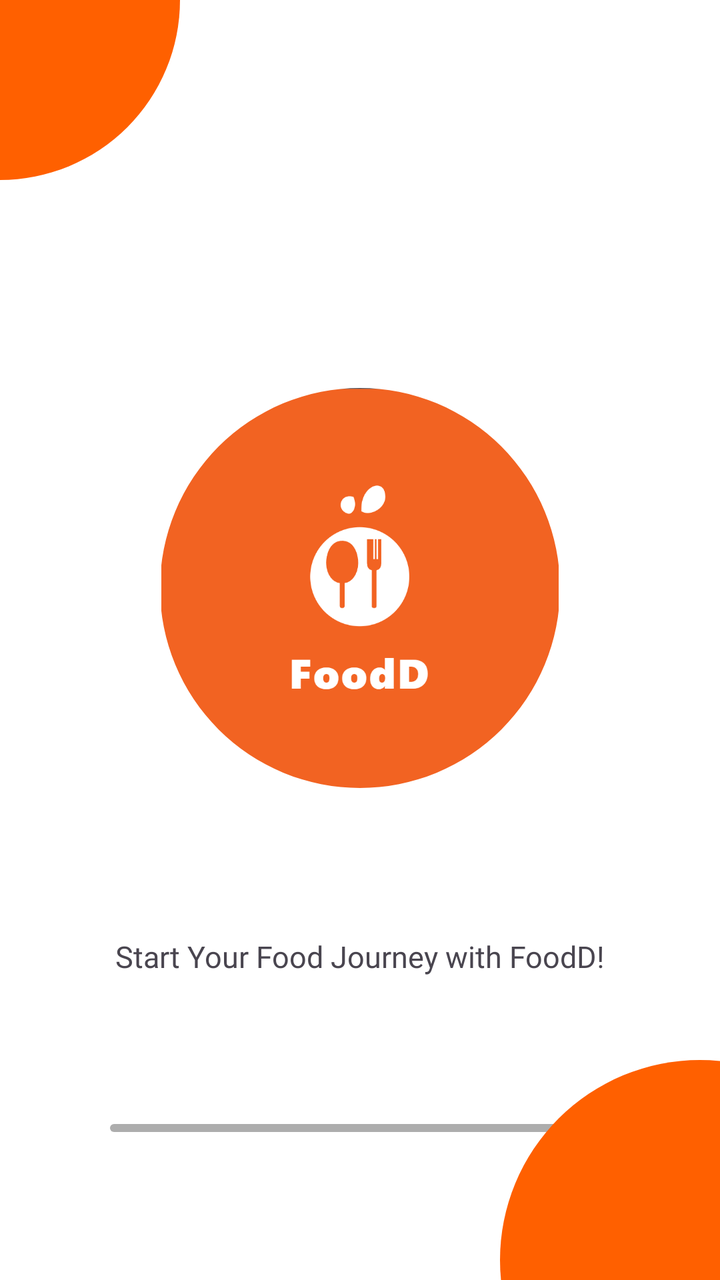
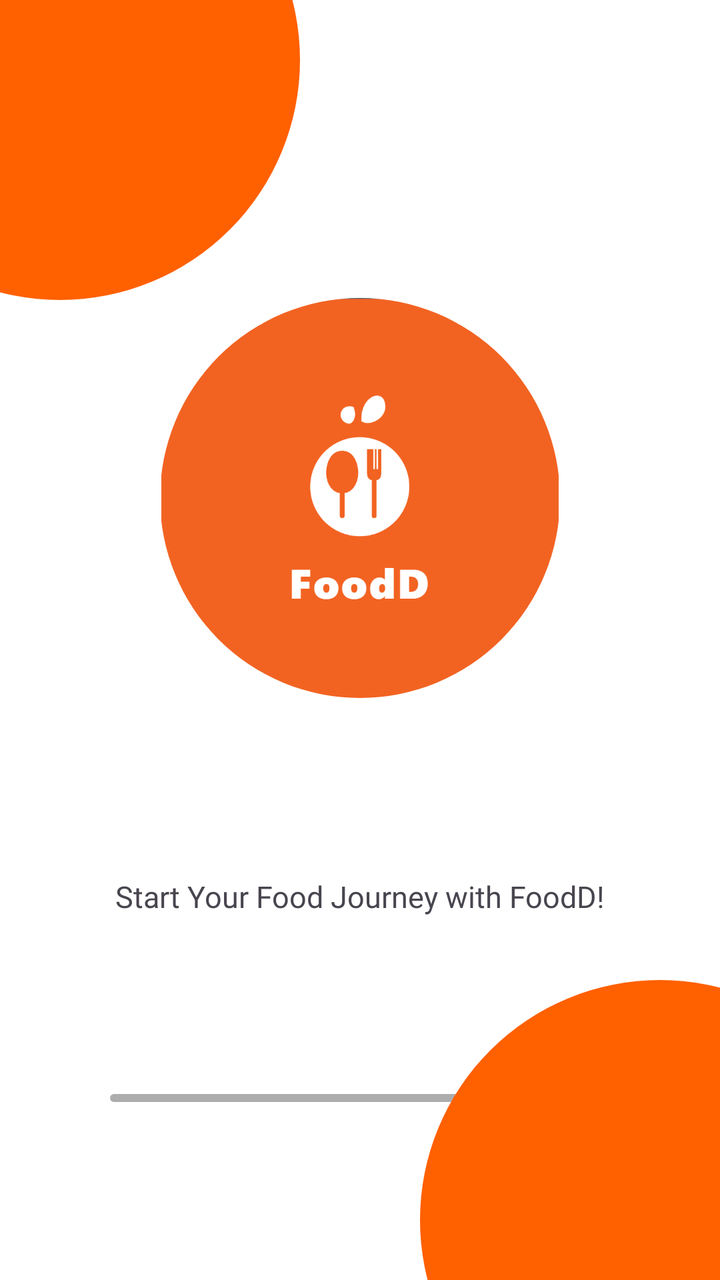

Compare the two renders of this Android layout. The source of the first and the diff that turns it into the second are given below.
<!-- AndroidManifest.xml: application theme Base.Theme.FoodD -->
<!-- res/layout/splash_screen.xml -->
<?xml version="1.0" encoding="utf-8"?>
<androidx.constraintlayout.widget.ConstraintLayout xmlns:android="http://schemas.android.com/apk/res/android"
    android:layout_width="match_parent"
    android:layout_height="match_parent"
    xmlns:app="http://schemas.android.com/apk/res-auto">

    <TextView
        android:id="@+id/top_splash_item"
        android:layout_width="180dp"
        android:layout_height="180dp"
        android:background="@drawable/splash_item_one"
        android:translationX="-90dp"
        android:translationY="-90dp"
        app:layout_constraintStart_toStartOf="parent"
        app:layout_constraintTop_toTopOf="parent" />

    <com.google.android.material.imageview.ShapeableImageView
        android:id="@+id/splash_image"
        android:layout_width="200dp"
        android:layout_height="200dp"
        app:srcCompat="@drawable/app_logo"
        app:shapeAppearance="@style/drawer_image_style"
        app:layout_constraintStart_toStartOf="parent"
        app:layout_constraintEnd_toEndOf="parent"
        app:layout_constraintTop_toTopOf="parent"
        app:layout_constraintBottom_toTopOf="@id/splash_text"
        android:layout_marginTop="120dp"/>

    <TextView
        android:id="@+id/splash_text"
        android:text="@string/splash_text_one"
        android:textSize="15sp"
        android:fontFamily="@font/open_sans_semi_bold"
        android:layout_width="wrap_content"
        android:layout_height="wrap_content"
        app:layout_constraintStart_toStartOf="parent"
        app:layout_constraintEnd_toEndOf="parent"
        app:layout_constraintTop_toBottomOf="@id/splash_image"
        app:layout_constraintBottom_toTopOf="@id/splash_progressbar"/>

    <com.google.android.material.progressindicator.LinearProgressIndicator
        android:id="@+id/splash_progressbar"
        android:layout_width="250dp"
        android:layout_height="8dp"
        android:max="100"
        android:min="0"
        app:indicatorColor="@color/orange"
        app:trackColor="@color/mid_grey"
        app:layout_constraintStart_toStartOf="parent"
        app:layout_constraintEnd_toEndOf="parent"
        app:layout_constraintTop_toBottomOf="@id/splash_text"
        app:layout_constraintBottom_toBottomOf="parent" />

    <TextView
        android:id="@+id/bottom_splash_item"
        android:layout_width="200dp"
        android:layout_height="200dp"
        android:background="@drawable/splash_item_one"
        android:translationX="90dp"
        android:translationY="90dp"
        app:layout_constraintEnd_toEndOf="parent"
        app:layout_constraintBottom_toBottomOf="parent"/>

</androidx.constraintlayout.widget.ConstraintLayout>
<!-- resources referenced by this layout -->
<resources>
  <color name="mid_grey">#ADADAD</color>
  <color name="orange">#FF9400</color>
  <!-- drawable app_logo: png bitmap (drawable, 18624 bytes) -->
  <!-- drawable splash_item_one (drawable) -->
  <?xml version="1.0" encoding="utf-8"?>
  <shape xmlns:android="http://schemas.android.com/apk/res/android" android:width="180dp" android:height="180dp" android:shape="oval">
      <solid android:color="@color/logo_orange"/>
      <corners android:radius="90dp"/>
  </shape>
  <string name="splash_text_one">Start Your Food Journey with FoodD!</string>
  <style name="drawer_image_style">
          <item name="cornerFamily">rounded</item>
          <item name="cornerSize">50%</item>
      </style>
  <style name="Base.Theme.FoodD" parent="Theme.Material3.DayNight.NoActionBar">
  
          <item name="colorPrimary">@color/primary</item>
  
          <item name="colorOnPrimary">@android:color/white</item>
  
          <item name="android:windowBackground">@color/background_light</item>
  
          <item name="colorSurface">@color/surface_light</item>
  
      </style>
  <color name="logo_orange">#FF6000</color>
  <color name="primary">#FF7A00</color>
  <color name="background_light">#FFFFFF</color>
  <color name="surface_light">#FFF8F2</color>
</resources>

<!-- the commit's change to res/layout/splash_screen.xml (unified diff, before → after) -->
@@ -6,30 +6,30 @@
 
     <TextView
         android:id="@+id/top_splash_item"
-        android:layout_width="180dp"
-        android:layout_height="180dp"
+        android:layout_width="@dimen/item_one_width"
+        android:layout_height="@dimen/item_one_height"
         android:background="@drawable/splash_item_one"
-        android:translationX="-90dp"
-        android:translationY="-90dp"
+        android:translationX="@dimen/item_one_translationX"
+        android:translationY="@dimen/item_one_translationY"
         app:layout_constraintStart_toStartOf="parent"
         app:layout_constraintTop_toTopOf="parent" />
 
     <com.google.android.material.imageview.ShapeableImageView
         android:id="@+id/splash_image"
-        android:layout_width="200dp"
-        android:layout_height="200dp"
+        android:layout_width="@dimen/splash_logo_width"
+        android:layout_height="@dimen/splash_logo_height"
         app:srcCompat="@drawable/app_logo"
         app:shapeAppearance="@style/drawer_image_style"
         app:layout_constraintStart_toStartOf="parent"
         app:layout_constraintEnd_toEndOf="parent"
         app:layout_constraintTop_toTopOf="parent"
         app:layout_constraintBottom_toTopOf="@id/splash_text"
-        android:layout_marginTop="120dp"/>
+        android:layout_marginTop="@dimen/splash_logo_margin_top"/>
 
     <TextView
         android:id="@+id/splash_text"
         android:text="@string/splash_text_one"
-        android:textSize="15sp"
+        android:textSize="@dimen/splash_text_size"
         android:fontFamily="@font/open_sans_semi_bold"
         android:layout_width="wrap_content"
         android:layout_height="wrap_content"
@@ -40,8 +40,8 @@
 
     <com.google.android.material.progressindicator.LinearProgressIndicator
         android:id="@+id/splash_progressbar"
-        android:layout_width="250dp"
-        android:layout_height="8dp"
+        android:layout_width="@dimen/progress_width"
+        android:layout_height="@dimen/progress_height"
         android:max="100"
         android:min="0"
         app:indicatorColor="@color/orange"
@@ -53,11 +53,11 @@
 
     <TextView
         android:id="@+id/bottom_splash_item"
-        android:layout_width="200dp"
-        android:layout_height="200dp"
+        android:layout_width="@dimen/item_two_width"
+        android:layout_height="@dimen/item_two_height"
         android:background="@drawable/splash_item_one"
-        android:translationX="90dp"
-        android:translationY="90dp"
+        android:translationX="@dimen/item_two_translationX"
+        android:translationY="@dimen/item_two_translationY"
         app:layout_constraintEnd_toEndOf="parent"
         app:layout_constraintBottom_toBottomOf="parent"/>
 
<!-- resource entries referenced after the edit -->
@@ -2,6 +2,20 @@
 <resources>
   <color name="mid_grey">#ADADAD</color>
   <color name="orange">#FF9400</color>
+  <dimen name="item_one_height">240dp</dimen>
+  <dimen name="item_one_translationX">-90dp</dimen>
+  <dimen name="item_one_translationY">-90dp</dimen>
+  <dimen name="item_one_width">240dp</dimen>
+  <dimen name="item_two_height">240dp</dimen>
+  <dimen name="item_two_translationX">90dp</dimen>
+  <dimen name="item_two_translationY">90dp</dimen>
+  <dimen name="item_two_width">240dp</dimen>
+  <dimen name="progress_height">8dp</dimen>
+  <dimen name="progress_width">250dp</dimen>
+  <dimen name="splash_logo_height">200dp</dimen>
+  <dimen name="splash_logo_margin_top">60dp</dimen>
+  <dimen name="splash_logo_width">200dp</dimen>
+  <dimen name="splash_text_size">15sp</dimen>
   <!-- drawable app_logo: png bitmap (drawable, 18624 bytes) -->
   <!-- drawable splash_item_one (drawable) -->
   <?xml version="1.0" encoding="utf-8"?>
